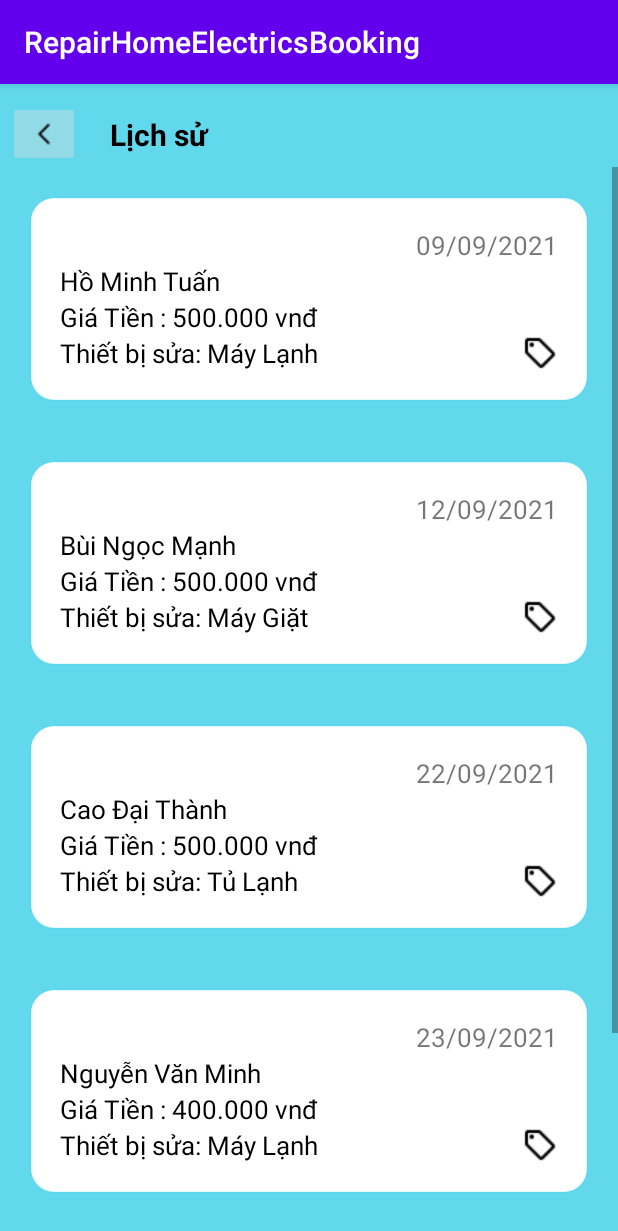
After one commit to tan0976861/RepairHomeElectricsBooking, an Android app: the Histoty screen opened directly, with no data from a screen before it, on a phone screen of 412 x 824 dp. The commit adds this screen. Shown: the top 1231 px of the screen. Run offline under Robolectric (Android 15) with nearby library versions, the phone set to English and light mode, and no system bars.

Commit message:
[TruongKx]_25092021

```diff
--- a/app/src/main/AndroidManifest.xml
+++ b/app/src/main/AndroidManifest.xml
@@ -9,6 +9,9 @@
         android:roundIcon="@mipmap/ic_launcher_round"
         android:supportsRtl="true"
         android:theme="@style/Theme.RepairHomeElectricsBooking">
+        <activity
+            android:name=".Histoty"
+            android:exported="true" />
         <activity
             android:name=".SearchWorkerActivity"
             android:exported="true" />
--- /dev/null
+++ b/app/src/main/java/com/example/repairhomeelectricsbooking/Histoty.java
@@ -0,0 +1,18 @@
+package com.example.repairhomeelectricsbooking;
+
+import androidx.appcompat.app.AppCompatActivity;
+
+import android.os.Bundle;
+import android.view.View;
+
+public class Histoty extends AppCompatActivity {
+
+    @Override
+    protected void onCreate(Bundle savedInstanceState) {
+        super.onCreate(savedInstanceState);
+        setContentView(R.layout.activity_histoty);
+    }
+    public void clickToBackMainScreen(View view){
+        finish();
+    }
+}
--- /dev/null
+++ b/app/src/main/res/drawable/custom_layout_history.xml
@@ -0,0 +1,9 @@
+<?xml version="1.0" encoding="utf-8"?>
+<shape xmlns:android="http://schemas.android.com/apk/res/android">
+
+    <corners android:radius="15dp"></corners>
+    <stroke
+        android:color="#1A11c7e6"
+        android:width="1dp"></stroke>
+    <solid android:color="#ffffff"></solid>
+</shape>
--- /dev/null
+++ b/app/src/main/res/layout/activity_histoty.xml
@@ -0,0 +1,309 @@
+<?xml version="1.0" encoding="utf-8"?>
+<RelativeLayout xmlns:android="http://schemas.android.com/apk/res/android"
+    xmlns:app="http://schemas.android.com/apk/res-auto"
+    xmlns:tools="http://schemas.android.com/tools"
+    android:layout_width="match_parent"
+    android:layout_height="match_parent"
+    android:background="#a611c7e6"
+
+    tools:context=".Histoty">
+
+    <LinearLayout
+        android:layout_width="match_parent"
+        android:layout_height="match_parent"
+        android:orientation="vertical">
+
+        <LinearLayout
+            android:layout_width="wrap_content"
+            android:layout_height="wrap_content"
+            android:orientation="horizontal">
+
+            <ImageButton
+                android:id="@+id/imgBack"
+                android:layout_width="wrap_content"
+                android:layout_height="wrap_content"
+                android:layout_marginStart="5dp"
+                android:layout_marginTop="11dp"
+                android:onClick="clickToBackMainScreen"
+                android:backgroundTint="#66DDDDDD"
+                android:src="@drawable/back" />
+
+            <TextView
+
+                android:id="@+id/textview"
+                android:layout_width="match_parent"
+                android:layout_height="wrap_content"
+                android:layout_marginStart="20dp"
+                android:layout_marginTop="20dp"
+                android:text="Lịch sử "
+                android:textStyle="bold"
+                android:textColor="@color/black"
+                android:textSize="20dp" />
+        </LinearLayout>
+
+
+        <ScrollView
+            android:layout_width="match_parent"
+            android:layout_height="wrap_content">
+
+        <LinearLayout
+            android:layout_width="match_parent"
+            android:layout_height="match_parent"
+            android:orientation="vertical">
+
+                <LinearLayout
+                    android:layout_width="match_parent"
+                    android:layout_height="wrap_content"
+                    android:layout_margin="20dp"
+                    android:background="@drawable/custom_layout_history"
+                    android:orientation="vertical"
+                    android:padding="20dp">
+
+                    <TextView
+                        android:id="@+id/textView9"
+                        android:layout_width="match_parent"
+                        android:layout_height="wrap_content"
+                        android:gravity="right"
+                        android:textSize="17dp"
+                        android:text="09/09/2021" />
+
+                    <TextView
+                        android:id="@+id/textView11"
+                        android:layout_width="wrap_content"
+                        android:layout_height="wrap_content"
+                        android:layout_below="@id/textView9"
+                        android:gravity="left"
+                        android:textSize="17dp"
+                        android:text="Hồ Minh Tuấn"
+                        android:textColor="@color/black" />
+
+                    <TextView
+                        android:id="@+id/textView12"
+                        android:layout_width="wrap_content"
+                        android:layout_height="wrap_content"
+                        android:layout_below="@id/textView11"
+                        android:gravity="left"
+                        android:textSize="17dp"
+                        android:textColor="@color/black"
+                        android:text="Giá Tiền : 500.000 vnđ" />
+
+                    <TextView
+                        android:id="@+id/textView13"
+                        android:layout_width="match_parent"
+                        android:layout_height="wrap_content"
+                        android:layout_below="@id/textView12"
+                        android:gravity="left"
+                        android:textSize="17dp"
+                        android:text="Thiết bị sửa: Máy Lạnh"
+                        android:drawableRight="@drawable/sell"
+                        android:textColor="@color/black"/>
+
+
+                </LinearLayout>
+
+                <LinearLayout
+                    android:layout_width="match_parent"
+                    android:layout_height="wrap_content"
+                    android:layout_margin="20dp"
+                    android:background="@drawable/custom_layout_history"
+                    android:orientation="vertical"
+                    android:padding="20dp">
+
+                    <TextView
+                        android:id="@+id/textView14"
+                        android:layout_width="match_parent"
+                        android:layout_height="wrap_content"
+                        android:gravity="right"
+                        android:textSize="17dp"
+                        android:text="12/09/2021" />
+
+                    <TextView
+                        android:id="@+id/textView15"
+                        android:layout_width="wrap_content"
+                        android:layout_height="wrap_content"
+                        android:layout_below="@id/textView14"
+                        android:gravity="left"
+                        android:textSize="17dp"
+                        android:text="Bùi Ngọc Mạnh"
+                        android:textColor="@color/black" />
+
+                    <TextView
+                        android:id="@+id/textView16"
+                        android:layout_width="wrap_content"
+                        android:layout_height="wrap_content"
+                        android:layout_below="@id/textView15"
+                        android:gravity="left"
+                        android:textSize="17dp"
+                        android:textColor="@color/black"
+                        android:text="Giá Tiền : 500.000 vnđ" />
+
+                    <TextView
+                        android:id="@+id/textView17"
+                        android:layout_width="match_parent"
+                        android:layout_height="wrap_content"
+                        android:layout_below="@id/textView16"
+
+                        android:textSize="17dp"                        android:gravity="left"
+                        android:text="Thiết bị sửa: Máy Giặt"
+                        android:drawableRight="@drawable/sell"
+                        android:textColor="@color/black"/>
+
+
+                </LinearLayout>
+
+                <LinearLayout
+                    android:layout_width="match_parent"
+                    android:layout_height="wrap_content"
+                    android:layout_margin="20dp"
+                    android:background="@drawable/custom_layout_history"
+                    android:orientation="vertical"
+                    android:padding="20dp">
+
+                    <TextView
+                        android:id="@+id/textView18"
+                        android:layout_width="match_parent"
+                        android:layout_height="wrap_content"
+                        android:gravity="right"
+                        android:textSize="17dp"
+                        android:text="22/09/2021"
+                        />
+
+                    <TextView
+                        android:id="@+id/textView19"
+                        android:layout_width="wrap_content"
+                        android:layout_height="wrap_content"
+                        android:layout_below="@id/textView18"
+                        android:gravity="left"
+                        android:textSize="17dp"
+                        android:text="Cao Đại Thành"
+                        android:textColor="@color/black" />
+
+                    <TextView
+                        android:id="@+id/textView20"
+                        android:layout_width="wrap_content"
+                        android:layout_height="wrap_content"
+                        android:layout_below="@id/textView19"
+                        android:gravity="left"
+                        android:textSize="17dp"
+                        android:textColor="@color/black"
+                        android:text="Giá Tiền : 500.000 vnđ" />
+
+                    <TextView
+                        android:id="@+id/textView21"
+                        android:layout_width="match_parent"
+                        android:layout_height="wrap_content"
+                        android:layout_below="@id/textView20"
+                        android:gravity="left"
+                        android:textSize="17dp"
+                        android:textColor="@color/black"
+                        android:text="Thiết bị sửa: Tủ Lạnh"
+                        android:drawableRight="@drawable/sell"/>
+
+
+                </LinearLayout>
+
+                <LinearLayout
+                    android:layout_width="match_parent"
+                    android:layout_height="wrap_content"
+                    android:layout_margin="20dp"
+                    android:background="@drawable/custom_layout_history"
+                    android:orientation="vertical"
+                    android:padding="20dp">
+
+
+                    <TextView
+                        android:id="@+id/textView22"
+                        android:layout_width="match_parent"
+                        android:layout_height="wrap_content"
+                        android:gravity="right"
+                        android:textSize="17dp"
+                        android:text="23/09/2021" />
+
+                    <TextView
+                        android:id="@+id/textView23"
+                        android:layout_width="wrap_content"
+                        android:layout_height="wrap_content"
+                        android:layout_below="@id/textView22"
+                        android:gravity="left"
+                        android:textSize="17dp"
+                        android:text="Nguyễn Văn Minh"
+                        android:textColor="@color/black" />
+
+                    <TextView
+                        android:id="@+id/textView24"
+                        android:layout_width="wrap_content"
+                        android:layout_height="wrap_content"
+                        android:layout_below="@id/textView23"
+                        android:gravity="left"
+                        android:textSize="17dp"
+                        android:textColor="@color/black"
+                        android:text="Giá Tiền : 400.000 vnđ" />
+
+                    <TextView
+                        android:id="@+id/textView25"
+                        android:layout_width="match_parent"
+                        android:layout_height="wrap_content"
+                        android:layout_below="@id/textView24"
+                        android:gravity="left"
+                        android:textSize="17dp"
+                        android:textColor="@color/black"
+                        android:text="Thiết bị sửa: Máy Lạnh"
+                        android:drawableRight="@drawable/sell"/>
+
+
+                </LinearLayout>
+
+                <LinearLayout
+                    android:layout_width="match_parent"
+                    android:layout_height="wrap_content"
+                    android:layout_margin="20dp"
+                    android:background="@drawable/custom_layout_history"
+                    android:orientation="vertical"
+                    android:padding="20dp">
+
+                    <TextView
+                        android:id="@+id/textView26"
+                        android:layout_width="match_parent"
+                        android:layout_height="wrap_content"
+                        android:gravity="right"
+                        android:textSize="17dp"
+                        android:text="29/08/2021" />
+
+                    <TextView
+                        android:id="@+id/textView27"
+                        android:layout_width="wrap_content"
+                        android:layout_height="wrap_content"
+                        android:layout_below="@id/textView26"
+                        android:gravity="left"
+                        android:textSize="17dp"
+                        android:textColor="@color/black"
+                         />
+
+                    <TextView
+                        android:id="@+id/textView28"
+                        android:layout_width="wrap_content"
+                        android:layout_height="wrap_content"
+                        android:layout_below="@id/textView27"
+                        android:gravity="left"
+                        android:textSize="17dp"
+                        android:textColor="@color/black"
+                        android:text="Giá Tiền : 500.000 vnđ" />
+
+                    <TextView
+                        android:id="@+id/textView29"
+                        android:layout_width="match_parent"
+                        android:layout_height="wrap_content"
+                        android:layout_below="@id/textView28"
+                        android:gravity="left"
+                        android:textSize="17dp"
+                        android:textColor="@color/black"
+                        android:text="Thiết bị sửa: Máy rửa chén "
+                        android:drawableRight="@drawable/sell"/>
+
+
+                </LinearLayout>
+        </LinearLayout>
+<!--            </RelativeLayout>-->
+        </ScrollView>
+    </LinearLayout>
+</RelativeLayout>
--- a/app/src/main/res/layout/activity_main.xml
+++ b/app/src/main/res/layout/activity_main.xml
@@ -10,7 +10,8 @@
             android:id="@+id/viewPager"
             android:layout_width="match_parent"
             android:layout_height="match_parent"
-            android:layout_above="@+id/bottom_navigation"/>
+            android:layout_above="@+id/bottom_navigation"
+            tools:ignore="SpeakableTextPresentCheck" />
 
 
         <com.aurelhubert.ahbottomnavigation.AHBottomNavigation
```
Also changed, not shown: app/src/main/res/drawable/sell.png (added).
